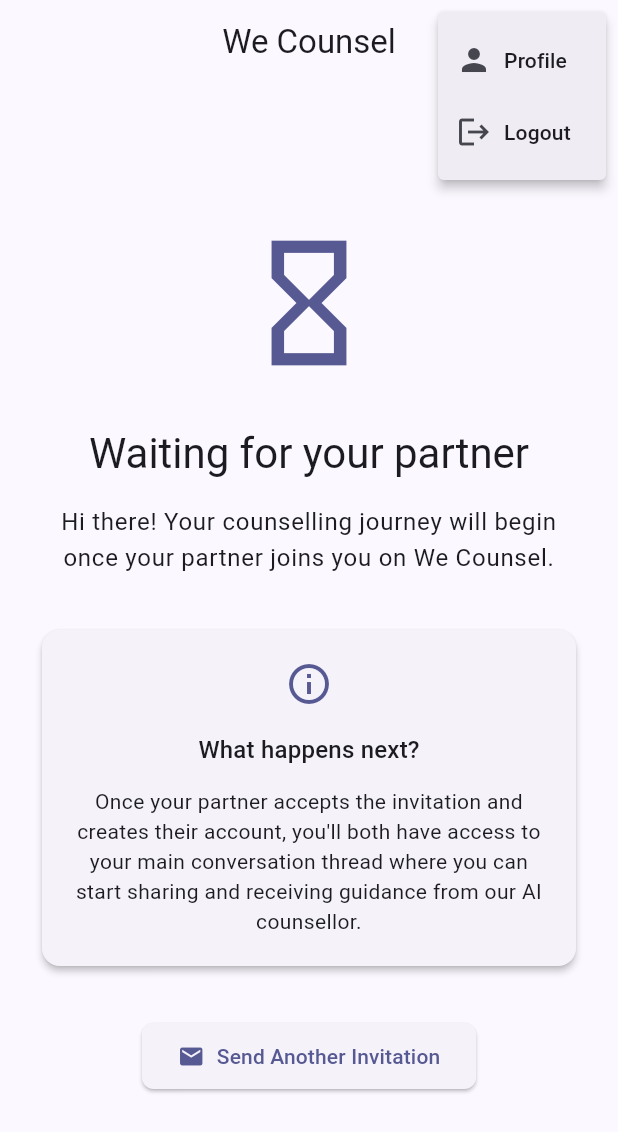
After one commit to cvienot/we-counsel-ai, a Flutter app: the MainThreadScreen screen opened by its route, after a tap on the "more vert" icon, on a phone screen of 412 x 824 dp. The commit adds this screen. Shown: the top 1132 px of the screen. Run offline on Flutter 3.47's test engine with Material 3 defaults, Android fonts, the phone set to English and light mode, and no system bars; our stand-ins replace dio, flutter_riverpod, flutter_secure_storage, go_router, url_strategy; accounts and stored records are empty.

Commit message:
🧵 revamp landing page with main thread

```diff
--- a/frontend/lib/models/conversation.dart
+++ b/frontend/lib/models/conversation.dart
@@ -8,6 +8,7 @@ class Conversation {
   final DateTime lastMessageAt;
   final bool isActive;
   final int messageCount;
+  final bool isMainThread;
   final DateTime? updatedAt;
   final DateTime? archivedAt;
 
@@ -21,6 +22,7 @@ class Conversation {
     required this.lastMessageAt,
     required this.isActive,
     required this.messageCount,
+    this.isMainThread = false,
     this.updatedAt,
     this.archivedAt,
   });
@@ -36,6 +38,7 @@ class Conversation {
       lastMessageAt: DateTime.parse(json['lastMessageAt'] ?? DateTime.now().toIso8601String()),
       isActive: json['isActive'] ?? true,
       messageCount: json['messageCount'] ?? 0,
+      isMainThread: json['isMainThread'] ?? false,
       updatedAt: json['updatedAt'] != null ? DateTime.parse(json['updatedAt']) : null,
       archivedAt: json['archivedAt'] != null ? DateTime.parse(json['archivedAt']) : null,
     );
@@ -52,6 +55,7 @@ class Conversation {
       'lastMessageAt': lastMessageAt.toIso8601String(),
       'isActive': isActive,
       'messageCount': messageCount,
+      'isMainThread': isMainThread,
       'updatedAt': updatedAt?.toIso8601String(),
       'archivedAt': archivedAt?.toIso8601String(),
     };
--- a/frontend/lib/providers/conversation_provider.dart
+++ b/frontend/lib/providers/conversation_provider.dart
@@ -59,6 +59,67 @@ class MessagesState {
       error: error,
       conversationTitle: conversationTitle ?? this.conversationTitle,
     );
+  }
+}
+
+// Main Thread state
+class MainThreadState {
+  final Conversation? mainThread;
+  final bool isLoading;
+  final String? error;
+
+  const MainThreadState({
+    this.mainThread,
+    this.isLoading = false,
+    this.error,
+  });
+
+  MainThreadState copyWith({
+    Conversation? mainThread,
+    bool? isLoading,
+    String? error,
+  }) {
+    return MainThreadState(
+      mainThread: mainThread ?? this.mainThread,
+      isLoading: isLoading ?? this.isLoading,
+      error: error,
+    );
+  }
+}
+
+// Main Thread provider
+class MainThreadNotifier extends StateNotifier<MainThreadState> {
+  final ApiService _apiService;
+  final Ref _ref;
+
+  MainThreadNotifier(this._apiService, this._ref) : super(const MainThreadState());
+
+  Future<void> loadMainThread() async {
+    // Only load if user has a partner
+    final hasPartner = _ref.read(hasPartnerProvider);
+    if (!hasPartner) {
+      state = state.copyWith(mainThread: null);
+      return;
+    }
+
+    state = state.copyWith(isLoading: true, error: null);
+
+    try {
+      final response = await _apiService.getMainThread();
+
+      if (response['success'] == true && response['mainThread'] != null) {
+        final mainThread = Conversation.fromJson(response['mainThread']);
+        state = state.copyWith(
+          mainThread: mainThread,
+          isLoading: false,
+        );
+      }
+    } catch (e) {
+      state = state.copyWith(
+        isLoading: false,
+        error: e.toString(),
+      );
+    }
   }
 }
 
@@ -309,6 +370,10 @@ class MessagesNotifier extends StateNotifier<MessagesState> {
 }
 
 // Providers
+final mainThreadProvider = StateNotifierProvider<MainThreadNotifier, MainThreadState>((ref) {
+  return MainThreadNotifier(ref.read(apiServiceProvider), ref);
+});
+
 final conversationsProvider = StateNotifierProvider<ConversationsNotifier, ConversationsState>((ref) {
   return ConversationsNotifier(ref.read(apiServiceProvider), ref);
 });
--- /dev/null
+++ b/frontend/lib/screens/main_thread/main_thread_screen.dart
@@ -0,0 +1,457 @@
+import 'package:flutter/material.dart';
+import 'package:flutter_riverpod/flutter_riverpod.dart';
+import 'package:go_router/go_router.dart';
+import '../../providers/conversation_provider.dart';
+import '../../providers/auth_provider.dart';
+import '../../models/message.dart';
+import '../../widgets/message_bubble.dart';
+import 'package:intl/intl.dart';
+
+class MainThreadScreen extends ConsumerStatefulWidget {
+  const MainThreadScreen({super.key});
+
+  @override
+  ConsumerState<MainThreadScreen> createState() => _MainThreadScreenState();
+}
+
+class _MainThreadScreenState extends ConsumerState<MainThreadScreen> {
+  final _messageController = TextEditingController();
+  final _scrollController = ScrollController();
+
+  @override
+  void initState() {
+    super.initState();
+    WidgetsBinding.instance.addPostFrameCallback((_) {
+      _loadMainThread();
+    });
+  }
+
+  @override
+  void dispose() {
+    _messageController.dispose();
+    _scrollController.dispose();
+    super.dispose();
+  }
+
+  Future<void> _loadMainThread() async {
+    await ref.read(mainThreadProvider.notifier).loadMainThread();
+    final mainThread = ref.read(mainThreadProvider).mainThread;
+
+    if (mainThread != null) {
+      // Load messages for the main thread
+      ref.read(messagesProvider(mainThread.conversationId).notifier).loadMessages();
+    }
+  }
+
+  Future<void> _sendMessage() async {
+    final content = _messageController.text.trim();
+    if (content.isEmpty) return;
+
+    final mainThread = ref.read(mainThreadProvider).mainThread;
+    if (mainThread == null) return;
+
+    _messageController.clear();
+
+    try {
+      await ref
+          .read(messagesProvider(mainThread.conversationId).notifier)
+          .sendMessage(content: content);
+
+      // Scroll to bottom after sending message
+      WidgetsBinding.instance.addPostFrameCallback((_) {
+        if (_scrollController.hasClients) {
+          _scrollController.animateTo(
+            _scrollController.position.maxScrollExtent,
+            duration: const Duration(milliseconds: 300),
+            curve: Curves.easeOut,
+          );
+        }
+      });
+    } catch (e) {
+      if (mounted) {
+        ScaffoldMessenger.of(context).showSnackBar(
+          SnackBar(
+            content: Text('Failed to send message: ${e.toString()}'),
+            backgroundColor: Colors.red,
+          ),
+        );
+      }
+    }
+  }
+
+  @override
+  Widget build(BuildContext context) {
+    final hasPartner = ref.watch(hasPartnerProvider);
+    final mainThreadState = ref.watch(mainThreadProvider);
+    final currentUser = ref.watch(currentUserProvider);
+
+    // Show waiting room if no partner
+    if (!hasPartner) {
+      return const _WaitingRoomScreen();
+    }
+
+    // Show loading while fetching main thread
+    if (mainThreadState.isLoading) {
+      return const Scaffold(
+        body: Center(child: CircularProgressIndicator()),
+      );
+    }
+
+    // Show error if failed to load main thread
+    if (mainThreadState.error != null) {
+      return Scaffold(
+        body: Center(
+          child: Column(
+            mainAxisAlignment: MainAxisAlignment.center,
+            children: [
+              Icon(
+                Icons.error_outline,
+                size: 64,
+                color: Theme.of(context).colorScheme.error,
+              ),
+              const SizedBox(height: 16),
+              Text(
+                'Failed to load main conversation',
+                style: Theme.of(context).textTheme.titleMedium,
+              ),
+              const SizedBox(height: 8),
+              Text(
+                mainThreadState.error!,
+                style: Theme.of(context).textTheme.bodySmall,
+                textAlign: TextAlign.center,
+              ),
+              const SizedBox(height: 24),
+              ElevatedButton(
+                onPressed: _loadMainThread,
+                child: const Text('Retry'),
+              ),
+            ],
+          ),
+        ),
+      );
+    }
+
+    final mainThread = mainThreadState.mainThread;
+    if (mainThread == null) {
+      return const Scaffold(
+        body: Center(child: Text('No main conversation found')),
+      );
+    }
+
+    final messagesState = ref.watch(messagesProvider(mainThread.conversationId));
+
+    return Scaffold(
+      appBar: AppBar(
+        title: Column(
+          crossAxisAlignment: CrossAxisAlignment.start,
+          children: [
+            Text(mainThread.title),
+            if (mainThread.topic.isNotEmpty)
+              Text(
+                mainThread.topic,
+                style: Theme.of(context).textTheme.bodySmall?.copyWith(
+                  color: Theme.of(context).colorScheme.onSurface.withOpacity(0.7),
+                ),
+              ),
+          ],
+        ),
+        actions: [
+          PopupMenuButton(
+            itemBuilder: (context) => [
+              PopupMenuItem(
+                onTap: () => context.push('/conversations'),
+                child: const Row(
+                  children: [
+                    Icon(Icons.forum),
+                    SizedBox(width: 8),
+                    Text('Other Conversations'),
+                  ],
+                ),
+              ),
+              PopupMenuItem(
+                onTap: () => context.push('/profile'),
+                child: const Row(
+                  children: [
+                    Icon(Icons.person),
+                    SizedBox(width: 8),
+                    Text('Profile'),
+                  ],
+                ),
+              ),
+              PopupMenuItem(
+                onTap: () async {
+                  await ref.read(authProvider.notifier).logout();
+                  if (context.mounted) {
+                    context.go('/login');
+                  }
+                },
+                child: const Row(
+                  children: [
+                    Icon(Icons.logout),
+                    SizedBox(width: 8),
+                    Text('Logout'),
+                  ],
+                ),
+              ),
+            ],
+          ),
+        ],
+      ),
+      body: Column(
+        children: [
+          // Welcome message for main thread
+          Container(
+            width: double.infinity,
+            padding: const EdgeInsets.all(16),
+            margin: const EdgeInsets.all(16),
+            decoration: BoxDecoration(
+              color: Theme.of(context).colorScheme.primaryContainer,
+              borderRadius: BorderRadius.circular(12),
+            ),
+            child: Column(
+              crossAxisAlignment: CrossAxisAlignment.start,
+              children: [
+                Row(
+                  children: [
+                    Icon(
+                      Icons.favorite,
+                      color: Theme.of(context).colorScheme.primary,
+                    ),
+                    const SizedBox(width: 8),
+                    Text(
+                      'Welcome to your journey together',
+                      style: Theme.of(context).textTheme.titleMedium?.copyWith(
+                        color: Theme.of(context).colorScheme.primary,
+                        fontWeight: FontWeight.bold,
+                      ),
+                    ),
+                  ],
+                ),
+                const SizedBox(height: 8),
+                Text(
+                  'This is your main conversation space where you and your partner can share thoughts, feelings, and receive guidance from Dr. Sarah, your AI counsellor.',
+                  style: Theme.of(context).textTheme.bodyMedium?.copyWith(
+                    color: Theme.of(context).colorScheme.onPrimaryContainer,
+                  ),
+                ),
+              ],
+            ),
+          ),
+
+          // Messages list
+          Expanded(
+            child: messagesState.isLoading
+                ? const Center(child: CircularProgressIndicator())
+                : messagesState.error != null
+                    ? Center(
+                        child: Column(
+                          mainAxisAlignment: MainAxisAlignment.center,
+                          children: [
+                            Text(
+                              'Error: ${messagesState.error}',
+                              textAlign: TextAlign.center,
+                            ),
+                            const SizedBox(height: 16),
+                            ElevatedButton(
+                              onPressed: () {
+                                ref.read(messagesProvider(mainThread.conversationId).notifier).loadMessages();
+                              },
+                              child: const Text('Retry'),
+                            ),
+                          ],
+                        ),
+                      )
+                    : messagesState.messages.isEmpty
+                        ? Center(
+                            child: Column(
+                              mainAxisAlignment: MainAxisAlignment.center,
+                              children: [
+                                Icon(
+                                  Icons.chat_bubble_outline,
+                                  size: 64,
+                                  color: Theme.of(context).colorScheme.outline,
+                                ),
+                                const SizedBox(height: 16),
+                                Text(
+                                  'Start your conversation',
+                                  style: Theme.of(context).textTheme.titleMedium,
+                                ),
+                                const SizedBox(height: 8),
+                                Text(
+                                  'Share what\'s on your mind. Dr. Sarah is here to help guide your conversation.',
+                                  style: Theme.of(context).textTheme.bodyMedium,
+                                  textAlign: TextAlign.center,
+                                ),
+                              ],
+                            ),
+                          )
+                        : ListView.builder(
+                            controller: _scrollController,
+                            padding: const EdgeInsets.symmetric(horizontal: 16),
+                            itemCount: messagesState.messages.length,
+                            itemBuilder: (context, index) {
+                              final message = messagesState.messages[index];
+                              return MessageBubble(
+                                message: message,
+                                isCurrentUser: message.senderId == currentUser?.userId,
+                              );
+                            },
+                          ),
+          ),
+
+          // Message input
+          Container(
+            padding: const EdgeInsets.all(16),
+            decoration: BoxDecoration(
+              color: Theme.of(context).colorScheme.surface,
+              boxShadow: [
+                BoxShadow(
+                  color: Colors.black.withOpacity(0.1),
+                  blurRadius: 4,
+                  offset: const Offset(0, -2),
+                ),
+              ],
+            ),
+            child: Row(
+              children: [
+                Expanded(
+                  child: TextField(
+                    controller: _messageController,
+                    decoration: InputDecoration(
+                      hintText: 'Share your thoughts...',
+                      border: OutlineInputBorder(
+                        borderRadius: BorderRadius.circular(24),
+                      ),
+                      contentPadding: const EdgeInsets.symmetric(
+                        horizontal: 16,
+                        vertical: 12,
+                      ),
+                    ),
+                    maxLines: null,
+                    textCapitalization: TextCapitalization.sentences,
+                    onSubmitted: (_) => _sendMessage(),
+                  ),
+                ),
+                const SizedBox(width: 8),
+                FloatingActionButton(
+                  onPressed: messagesState.isSending ? null : _sendMessage,
+                  mini: true,
+                  child: messagesState.isSending
+                      ? const SizedBox(
+                          width: 20,
+                          height: 20,
+                          child: CircularProgressIndicator(strokeWidth: 2),
+                        )
+                      : const Icon(Icons.send),
+                ),
+              ],
+            ),
+          ),
+        ],
+      ),
+    );
+  }
+}
+
+class _WaitingRoomScreen extends ConsumerWidget {
+  const _WaitingRoomScreen();
+
+  @override
+  Widget build(BuildContext context, WidgetRef ref) {
+    final user = ref.watch(currentUserProvider);
+
+    return Scaffold(
+      appBar: AppBar(
+        title: const Text('We Counsel'),
+        actions: [
+          PopupMenuButton(
+            itemBuilder: (context) => [
+              PopupMenuItem(
+                onTap: () => context.push('/profile'),
+                child: const Row(
+                  children: [
+                    Icon(Icons.person),
+                    SizedBox(width: 8),
+                    Text('Profile'),
+                  ],
+                ),
+              ),
+              PopupMenuItem(
+                onTap: () async {
+                  await ref.read(authProvider.notifier).logout();
+                  if (context.mounted) {
+                    context.go('/login');
+                  }
+                },
+                child: const Row(
+                  children: [
+                    Icon(Icons.logout),
+                    SizedBox(width: 8),
+                    Text('Logout'),
+                  ],
+                ),
+              ),
+            ],
+          ),
+        ],
+      ),
+      body: Padding(
+        padding: const EdgeInsets.all(24.0),
+        child: Column(
+          mainAxisAlignment: MainAxisAlignment.center,
+          children: [
+            Icon(
+              Icons.hourglass_empty,
+              size: 100,
+              color: Theme.of(context).colorScheme.primary,
+            ),
+            const SizedBox(height: 32),
+            Text(
+              'Waiting for your partner',
+              style: Theme.of(context).textTheme.headlineMedium,
+              textAlign: TextAlign.center,
+            ),
+            const SizedBox(height: 16),
+            Text(
+              'Hi ${user?.firstName ?? 'there'}! Your counselling journey will begin once your partner joins you on We Counsel.',
+              style: Theme.of(context).textTheme.bodyLarge,
+              textAlign: TextAlign.center,
+            ),
+            const SizedBox(height: 32),
+            Card(
+              child: Padding(
+                padding: const EdgeInsets.all(20),
+                child: Column(
+                  children: [
+                    Icon(
+                      Icons.info_outline,
+                      color: Theme.of(context).colorScheme.primary,
+                      size: 32,
+                    ),
+                    const SizedBox(height: 16),
+                    Text(
+                      'What happens next?',
+                      style: Theme.of(context).textTheme.titleMedium,
+                    ),
+                    const SizedBox(height: 12),
+                    Text(
+                      'Once your partner accepts the invitation and creates their account, you\'ll both have access to your main conversation thread where you can start sharing and receiving guidance from our AI counsellor.',
+                      style: Theme.of(context).textTheme.bodyMedium,
+                      textAlign: TextAlign.center,
+                    ),
+                  ],
+                ),
+              ),
+            ),
+            const SizedBox(height: 32),
+            ElevatedButton.icon(
+              onPressed: () => context.push('/invite'),
+              icon: const Icon(Icons.email),
+              label: const Text('Send Another Invitation'),
+            ),
+          ],
+        ),
+      ),
+    );
+  }
+}
```
Also changed, not shown: frontend/lib/main.dart (+6 -1 lines), frontend/lib/services/api_service.dart (+9 -0 lines), frontend/lib/widgets/message_bubble.dart (added, +156 -0 lines), 1 other file.
